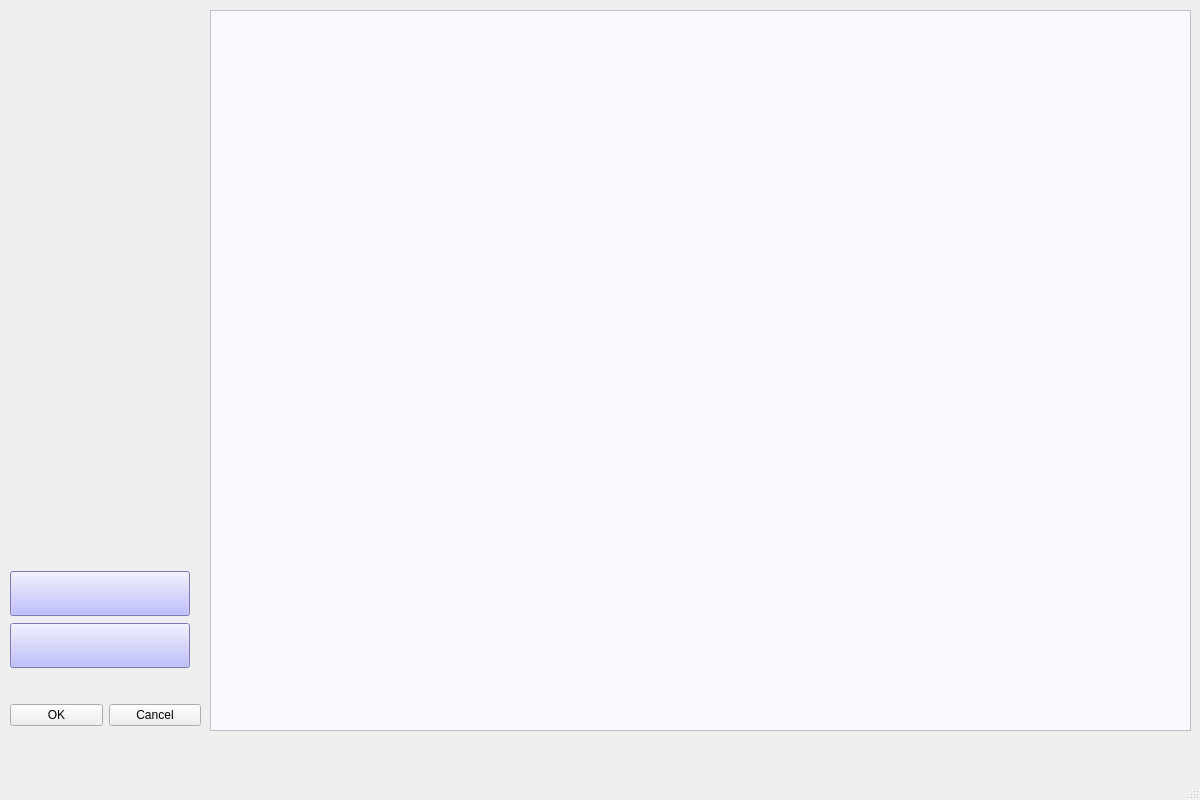
Before: the Qt Designer form MainGUI.ui in tianhu9102/lesTAL, drawn with Qt 5.
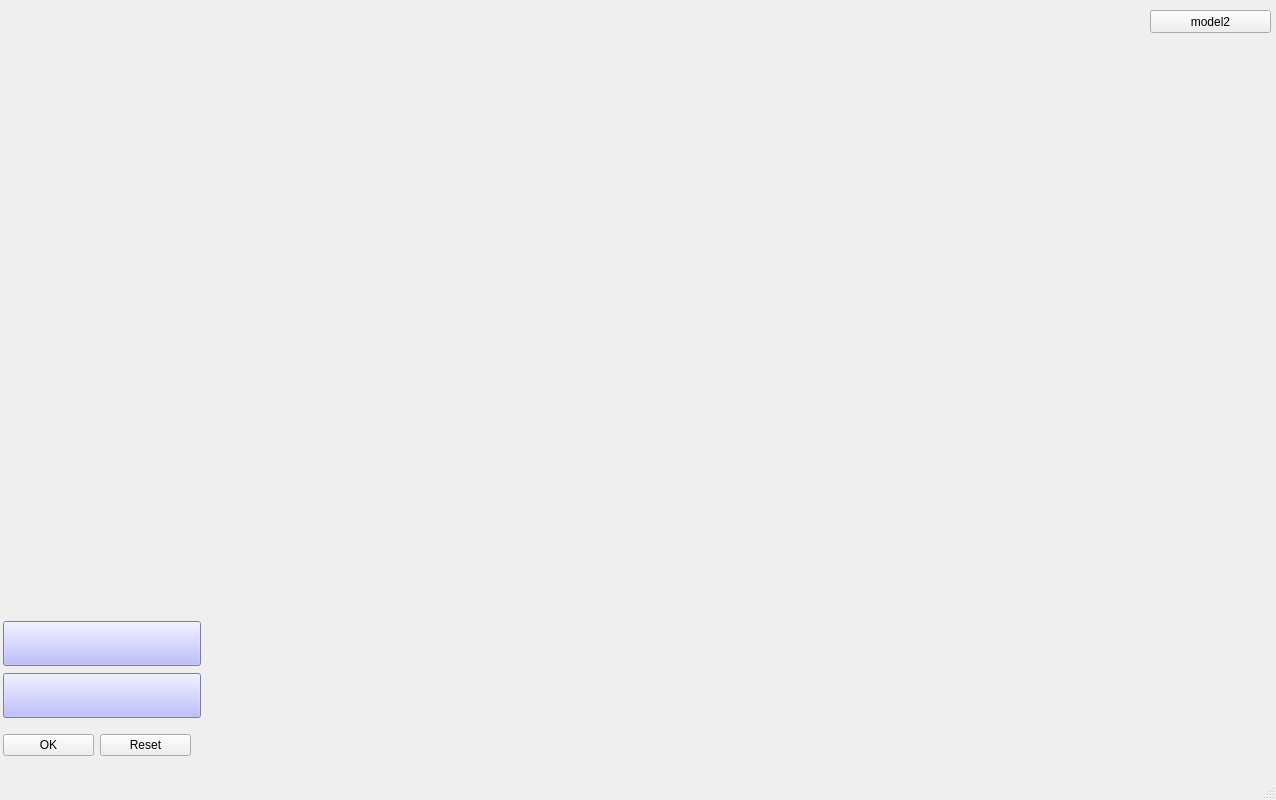
After: the same form once the commit is applied. Icons and pictures are not drawn.

Patch:
```diff
--- a/MainGUI.ui
+++ b/MainGUI.ui
@@ -6,7 +6,7 @@
    <rect>
     <x>0</x>
     <y>0</y>
-    <width>1200</width>
+    <width>1276</width>
     <height>800</height>
    </rect>
   </property>
@@ -16,6 +16,12 @@
     <verstretch>0</verstretch>
    </sizepolicy>
   </property>
+  <property name="maximumSize">
+   <size>
+    <width>1300</width>
+    <height>800</height>
+   </size>
+  </property>
   <property name="windowTitle">
    <string>MainWindow</string>
   </property>
@@ -23,13 +29,16 @@
    <widget class="QWidget" name="horizontalLayoutWidget_2">
     <property name="geometry">
      <rect>
-      <x>10</x>
-      <y>700</y>
+      <x>0</x>
+      <y>730</y>
       <width>191</width>
       <height>31</height>
      </rect>
     </property>
     <layout class="QHBoxLayout" name="horizontalLayout_2">
+     <property name="leftMargin">
+      <number>3</number>
+     </property>
      <item>
       <widget class="QPushButton" name="pushButton_ok">
        <property name="text">
@@ -40,7 +49,7 @@
      <item>
       <widget class="QPushButton" name="pushButton_cancel">
        <property name="text">
-        <string>Cancel</string>
+        <string>Reset</string>
        </property>
       </widget>
      </item>
@@ -49,18 +58,21 @@
    <widget class="QWidget" name="verticalLayoutWidget_3">
     <property name="geometry">
      <rect>
-      <x>10</x>
-      <y>570</y>
-      <width>191</width>
+      <x>0</x>
+      <y>620</y>
+      <width>201</width>
       <height>101</height>
      </rect>
     </property>
     <layout class="QVBoxLayout" name="verticalLayout_3">
+     <property name="leftMargin">
+      <number>3</number>
+     </property>
      <item>
       <widget class="QPushButton" name="pushButton_line">
        <property name="maximumSize">
         <size>
-         <width>180</width>
+         <width>200</width>
          <height>45</height>
         </size>
        </property>
@@ -92,7 +104,7 @@
       <widget class="QPushButton" name="pushButton_polyline">
        <property name="maximumSize">
         <size>
-         <width>180</width>
+         <width>200</width>
          <height>45</height>
         </size>
        </property>
@@ -116,30 +128,41 @@
      </item>
     </layout>
    </widget>
-   <widget class="QGraphicsView" name="graphicsView">
-    <property name="geometry">
-     <rect>
-      <x>210</x>
-      <y>10</y>
-      <width>981</width>
-      <height>721</height>
-     </rect>
-    </property>
-    <property name="styleSheet">
-     <string notr="true">background-color: rgb(247, 249, 255);</string>
-    </property>
-   </widget>
    <widget class="QWidget" name="verticalLayoutWidget">
     <property name="geometry">
      <rect>
       <x>9</x>
       <y>10</y>
       <width>191</width>
-      <height>551</height>
+      <height>601</height>
      </rect>
     </property>
     <layout class="QVBoxLayout" name="layoutIcons"/>
    </widget>
+   <widget class="QWidget" name="verticalLayoutWidget_2">
+    <property name="geometry">
+     <rect>
+      <x>210</x>
+      <y>10</y>
+      <width>921</width>
+      <height>741</height>
+     </rect>
+    </property>
+    <layout class="QVBoxLayout" name="viewECLayout"/>
+   </widget>
+   <widget class="QPushButton" name="pushButton_model2">
+    <property name="geometry">
+     <rect>
+      <x>1150</x>
+      <y>10</y>
+      <width>121</width>
+      <height>23</height>
+     </rect>
+    </property>
+    <property name="text">
+     <string>model2</string>
+    </property>
+   </widget>
   </widget>
   <widget class="QMenuBar" name="menubar">
    <property name="geometry">
```
Left out of the diff: 2 changed lines with no effect on the pictures.
